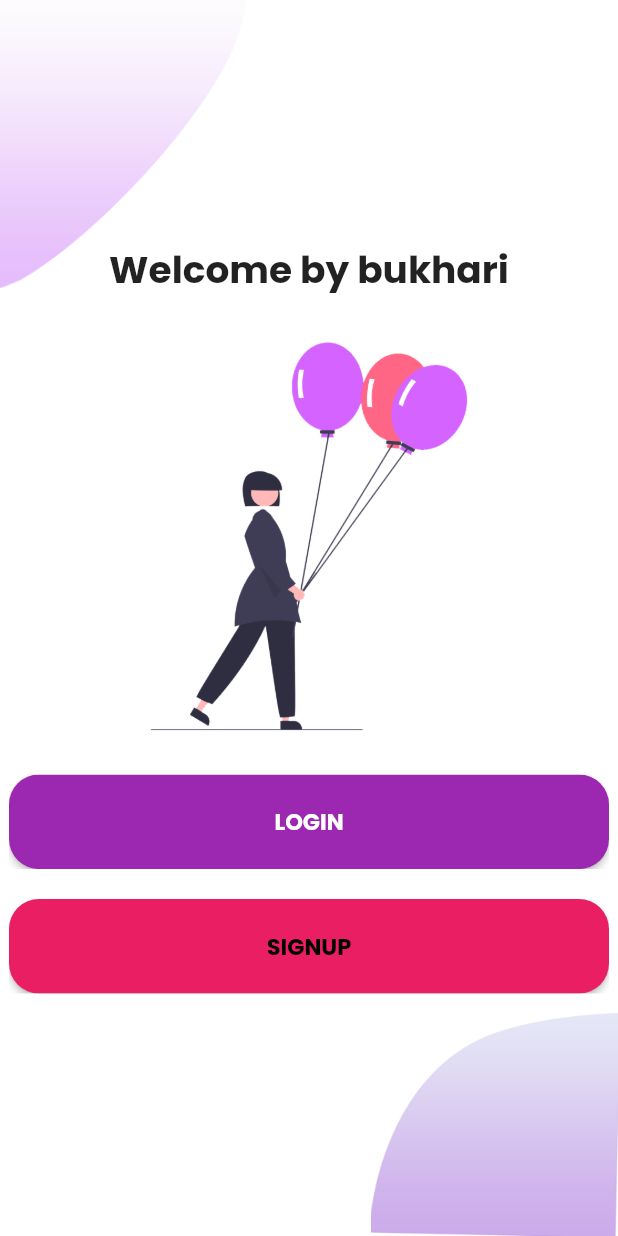
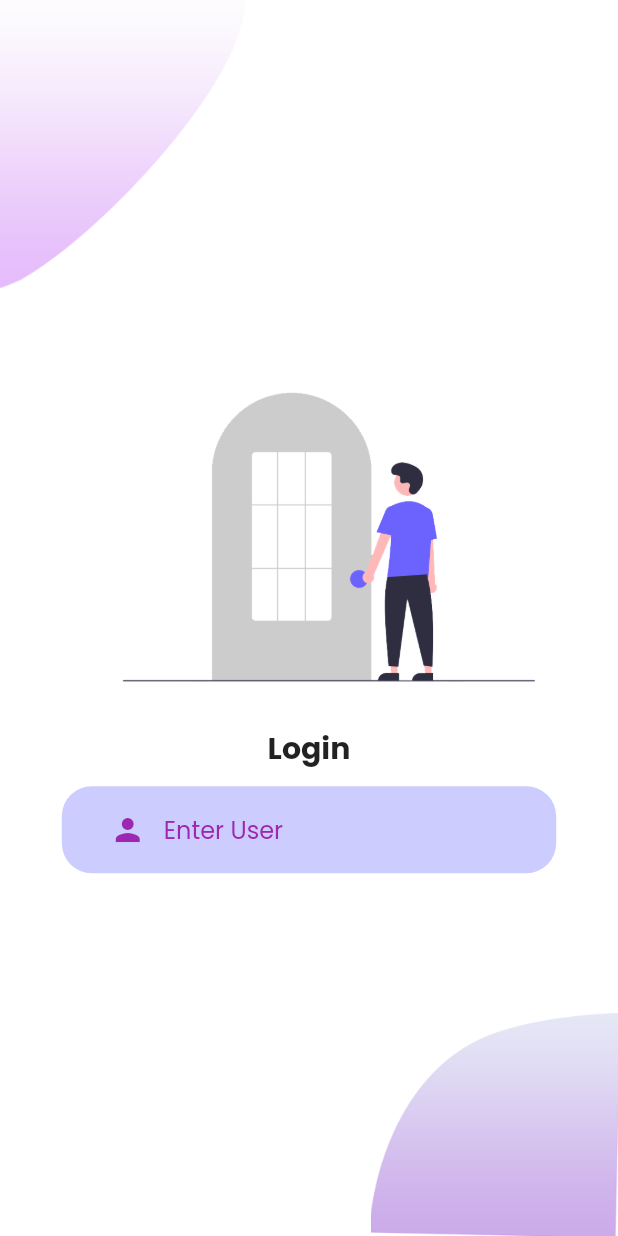
Before and after one commit to alishah514/attendance_management_system, a Flutter app: the screen it shows after launch, after a tap on "LOGIN", on a phone screen of 412 x 824 dp. Run offline on Flutter 3.47's test engine with Material 2 defaults, Android fonts, the phone set to English and light mode, and no system bars; our stand-ins replace google_fonts; missing offline and left inert: dart:js.

Commit message:
day 4 login page user id field completed

```diff
--- a/lib/view/custom_widget/my_theme.dart
+++ b/lib/view/custom_widget/my_theme.dart
@@ -4,6 +4,7 @@ import 'package:google_fonts/google_fonts.dart';
 class MyTheme {
   static Color loginButtonColor = Colors.purple;
   static Color signupButtonColor = Colors.pink;
+  static Color loginPageBoxColor = Color(0xffccccff);
 
   static ThemeData lightTheme(BuildContext context) => ThemeData(
       canvasColor: Colors.white,
@@ -29,7 +30,7 @@ class MyTheme {
       colorScheme: ColorScheme(
           primary: Colors.white,
           primaryVariant: Colors.white,
-          secondary: Colors.white,
+          secondary: Colors.black,
           secondaryVariant: Colors.white,
           surface: Colors.cyan.shade50,
           background: Colors.cyan.shade100,
--- /dev/null
+++ b/lib/view/login/components/login_background.dart
@@ -0,0 +1,40 @@
+import 'package:flutter/material.dart';
+
+class LoginBackground extends StatelessWidget {
+  final Widget child;
+  const LoginBackground({
+    Key? key,
+    required this.child,
+  }) : super(key: key);
+
+  @override
+  Widget build(BuildContext context) {
+    Size size = MediaQuery.of(context).size;
+    return SizedBox(
+      width: double.infinity,
+      height: size.height,
+      child: Stack(
+        alignment: Alignment.center,
+        children: [
+          Positioned(
+            top: 0,
+            left: 0,
+            child: Image.asset(
+              "assets/images/main_top.png",
+              width: size.width * 0.4,
+            ),
+          ),
+          Positioned(
+            right: 0,
+            bottom: 0,
+            child: Image.asset(
+              "assets/images/bottom.png",
+              width: size.width * 0.4,
+            ),
+          ),
+          child,
+        ],
+      ),
+    );
+  }
+}
--- /dev/null
+++ b/lib/view/login/components/textfield_decorator.dart
@@ -0,0 +1,31 @@
+import 'package:flutter/material.dart';
+import 'package:flutter_application_2/view/custom_widget/my_theme.dart';
+
+class TextFieldDecorator extends StatelessWidget {
+  final Widget child;
+
+  const TextFieldDecorator({
+    Key? key,
+    required this.child,
+  }) : super(key: key);
+
+  @override
+  Widget build(BuildContext context) {
+    Size size = MediaQuery.of(context).size;
+    return Container(
+      width: size.width * 0.8,
+      padding: EdgeInsets.symmetric(
+        vertical: 5,
+        horizontal: 20,
+      ),
+      margin: EdgeInsets.symmetric(
+        vertical: 10,
+      ),
+      decoration: BoxDecoration(
+        color: MyTheme.loginPageBoxColor,
+        borderRadius: BorderRadius.circular(20),
+      ),
+      child: child,
+    );
+  }
+}
--- /dev/null
+++ b/lib/view/login/components/userId_text_field.dart
@@ -0,0 +1,53 @@
+import 'package:flutter/material.dart';
+import 'package:flutter_application_2/view/custom_widget/my_theme.dart';
+
+class UserIdTextField extends StatelessWidget {
+  const UserIdTextField({
+    Key? key,
+    required this.useridController,
+    required this.userIdErrorText,
+    required this.userIdHintText,
+    required this.userIdHintTextColor,
+    required this.userIdTextFieldPrefixIcon,
+    required this.userIdTextFieldPrefixIconColor,
+    required this.onUserIdValueChange,
+  }) : super(key: key);
+
+  final TextEditingController useridController;
+  final String userIdErrorText;
+  final String userIdHintText;
+  final Color userIdHintTextColor;
+  final IconData userIdTextFieldPrefixIcon;
+  final Color userIdTextFieldPrefixIconColor;
+  final Function onUserIdValueChange;
+
+  @override
+  Widget build(BuildContext context) {
+    return TextFormField(
+      controller: useridController,
+      validator: (value) {
+        if (value!.isEmpty) {
+          return userIdErrorText;
+        } else {
+          return null;
+        }
+      },
+      onChanged: (value) {
+        onUserIdValueChange(value);
+      },
+      cursorColor: Colors.black,
+      style: TextStyle(color: Theme.of(context).colorScheme.secondary),
+      decoration: InputDecoration(
+        hintText: userIdHintText,
+        hintStyle: TextStyle(
+          color: userIdHintTextColor,
+        ),
+        border: InputBorder.none,
+        prefixIcon: Icon(
+          userIdTextFieldPrefixIcon,
+          color: userIdTextFieldPrefixIconColor,
+        ),
+      ),
+    );
+  }
+}
--- /dev/null
+++ b/lib/view/login/login_page.dart
@@ -0,0 +1,62 @@
+import 'package:flutter/material.dart';
+import 'package:flutter_application_2/view/login/components/login_background.dart';
+
+import 'components/textfield_decorator.dart';
+import 'components/userId_text_field.dart';
+
+class LoginPage extends StatelessWidget {
+  final _formkey = GlobalKey<FormState>();
+  TextEditingController useridController = TextEditingController();
+  TextEditingController passController = TextEditingController();
+  String userIdErrorText = "user id can not be empty";
+  String userIdHintText = "Enter User";
+  Color userIdHintTextColor = Colors.purple;
+  IconData userIdTextFieldPrefixIcon = Icons.person;
+  Color userIdTextFieldPrefixIconColor = Colors.purple;
+
+  LoginPage({Key? key}) : super(key: key);
+  @override
+  Widget build(BuildContext context) {
+    return Scaffold(
+      body: LoginBackground(
+        child: SingleChildScrollView(
+          child: Column(
+            mainAxisAlignment: MainAxisAlignment.center,
+            children: [
+              Image.asset("assets/images/Login.png"),
+              const Text(
+                "Login",
+                style: TextStyle(
+                  fontWeight: FontWeight.bold,
+                  fontSize: 20,
+                ),
+              ),
+              Form(
+                key: _formkey,
+                child: Column(
+                  mainAxisAlignment: MainAxisAlignment.center,
+                  children: [
+                    TextFieldDecorator(
+                      child: UserIdTextField(
+                        useridController: useridController,
+                        userIdErrorText: userIdErrorText,
+                        userIdHintText: userIdHintText,
+                        userIdHintTextColor: userIdHintTextColor,
+                        userIdTextFieldPrefixIcon: userIdTextFieldPrefixIcon,
+                        userIdTextFieldPrefixIconColor:
+                            userIdTextFieldPrefixIconColor,
+                        onUserIdValueChange: (value) {
+                          print(value);
+                        },
+                      ),
+                    ),
+                  ],
+                ),
+              )
+            ],
+          ),
+        ),
+      ),
+    );
+  }
+}
--- a/lib/view/welcome/welcome_page.dart
+++ b/lib/view/welcome/welcome_page.dart
@@ -1,5 +1,8 @@
+import 'dart:js';
+
 import 'package:flutter/material.dart';
 import 'package:flutter_application_2/view/custom_widget/my_theme.dart';
+import 'package:flutter_application_2/view/login/login_page.dart';
 import 'package:flutter_application_2/view/welcome_page/components/background.dart';
 import 'package:flutter_application_2/view/welcome_page/components/customButton.dart';
 
@@ -28,7 +31,9 @@ class WelcomePage extends StatelessWidget {
                 buttonColor: MyTheme.loginButtonColor,
                 buttonText: "LOGIN",
                 textColor: Colors.white,
-                handleButtonClick: loginButtonClickHandler,
+                handleButtonClick: () {
+                  loginButtonClickHandler(context);
+                },
               ),
               // ignore: prefer_const_constructors
               SizedBox(
@@ -47,8 +52,11 @@ class WelcomePage extends StatelessWidget {
     );
   }
 
-  loginButtonClickHandler() {
+  loginButtonClickHandler(BuildContext context) {
     print("Login Clicked");
+
+    Navigator.push(
+        context, MaterialPageRoute(builder: (Builder) => LoginPage()));
   }
 
   signupButtonClickHandler() {
```
